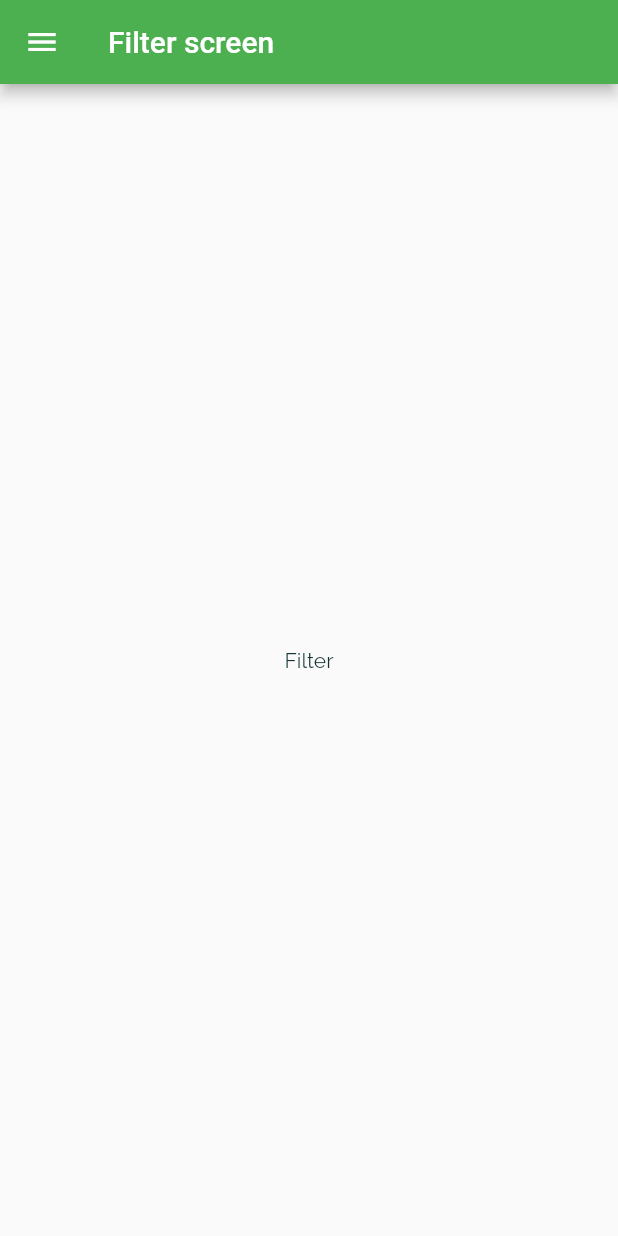
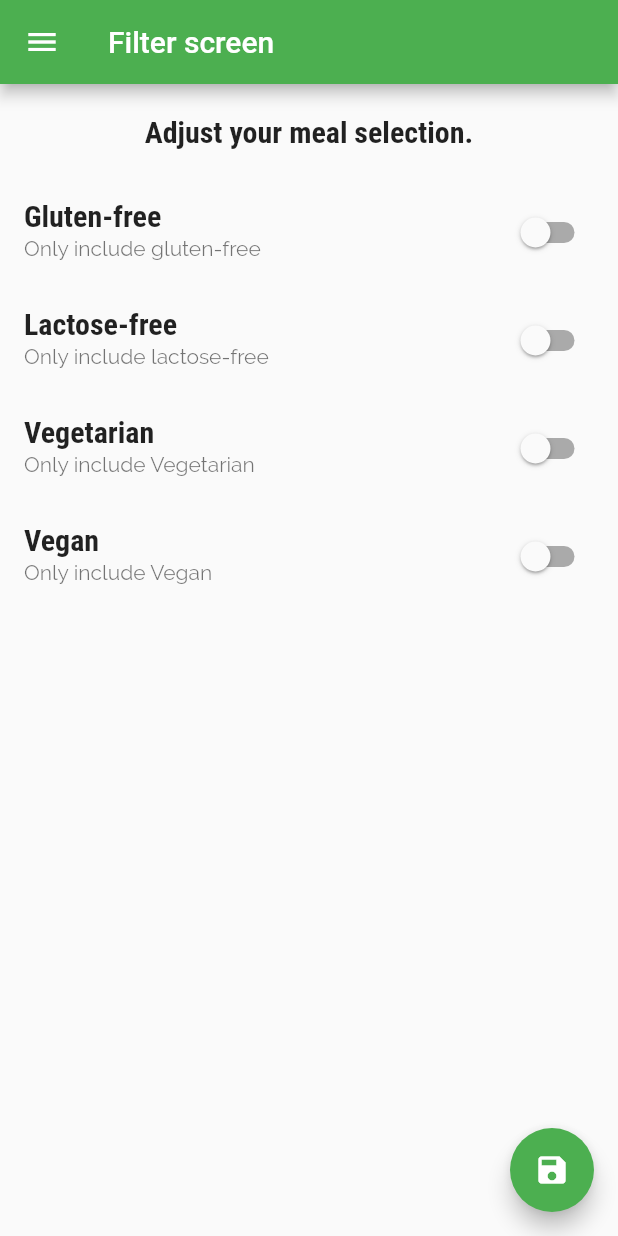
Before and after one commit to Hazrulidham28/meal_application, a Flutter app: the FilterScreen screen opened by its route, on a phone screen of 412 x 824 dp. Run offline on Flutter 3.47's test engine with Material 2 defaults, Android fonts, the phone set to English and light mode, and no system bars.

Commit message:
adding filters

```diff
--- a/lib/main.dart
+++ b/lib/main.dart
@@ -1,14 +1,55 @@
 import 'package:flutter/material.dart';
+import 'package:meal_application/dummy_data.dart';
 import 'package:meal_application/screen/categories_screen.dart';
 import 'package:meal_application/screen/category_meals_screen.dart';
 import 'package:meal_application/screen/filter_screen.dart';
 import 'package:meal_application/screen/meal_detail_screen.dart';
 import 'package:meal_application/screen/tabs_screen.dart';
+import 'models/meal.dart';
 
 void main() => runApp(MyApp());
 
-class MyApp extends StatelessWidget {
+class MyApp extends StatefulWidget {
   const MyApp({super.key});
+
+  @override
+  State<MyApp> createState() => _MyAppState();
+}
+
+class _MyAppState extends State<MyApp> {
+  Map<String, bool> _filters = {
+    'gluten': false,
+    'lactose': false,
+    'vegetarian': false,
+    'vegan': false,
+  };
+  List<Meal> _availableMeals = DUMMY_MEALS;
+  void _setFilters(Map<String, bool> filterData) {
+    setState(() {
+      //replace the filters data
+      _filters = filterData;
+
+      _availableMeals = DUMMY_MEALS.where((meal) {
+        //var result = true;
+
+        if (_filters['gluten']! && !meal.isGlutenFree) {
+          return false;
+        }
+        if (_filters['lactose']! && !meal.isLactoseFree) {
+          return false;
+        }
+        if (_filters['vegan']! && !meal.isVegan) {
+          return false;
+        }
+        if (_filters['vegetarian']! && !meal.isVegetarian) {
+          return false;
+        }
+        return true;
+
+        //return result;
+      }).toList();
+    });
+  }
 
   @override
   Widget build(BuildContext context) {
@@ -38,9 +79,12 @@ class MyApp extends StatelessWidget {
       initialRoute: '/',
       routes: {
         '/': (ctx) => TabsScreen(),
-        CategoryMealsScreen.routeName: (ctx) => CategoryMealsScreen(),
+        CategoryMealsScreen.routeName: (ctx) =>
+            CategoryMealsScreen(_availableMeals),
         MealDetailScreen.routeName: (context) => MealDetailScreen(),
-        FilterScreen.routeName: (context) => FilterScreen(),
+        //pass the function's pointer to the filterscreen class
+        FilterScreen.routeName: (context) =>
+            FilterScreen(_filters, _setFilters),
       },
 
       //any route that are not registered in named routes
--- a/lib/screen/category_meals_screen.dart
+++ b/lib/screen/category_meals_screen.dart
@@ -1,12 +1,15 @@
 // ignore_for_file: prefer_const_constructors
 
 import 'package:flutter/material.dart';
-import 'package:meal_application/dummy_data.dart';
 import 'package:meal_application/widgets/meal_item.dart';
 import '../models/meal.dart';
 
 class CategoryMealsScreen extends StatefulWidget {
   static const routeName = '/category-meals';
+
+  final List<Meal> availableMeals;
+
+  const CategoryMealsScreen(this.availableMeals);
 
   @override
   State<CategoryMealsScreen> createState() => _CategoryMealsScreenState();
@@ -17,6 +20,7 @@ class _CategoryMealsScreenState extends State<CategoryMealsScreen> {
   String? categoryTitle;
   List<Meal>? displayedMeals;
   var _loadedInitData = false;
+
   //to run this first before build method
   //run before widget has been created and no context yet
   @override
@@ -30,7 +34,7 @@ class _CategoryMealsScreenState extends State<CategoryMealsScreen> {
   //use this instead
   @override
   void didChangeDependencies() {
-    // TODO: implement didChangeDependencies
+    //TODO: implement didChangeDependencies
 
     //condition if data is not loaded
     if (!_loadedInitData) {
@@ -38,7 +42,9 @@ class _CategoryMealsScreenState extends State<CategoryMealsScreen> {
           ModalRoute.of(context)!.settings.arguments as Map<String, String>;
       categoryTitle = routeArgs['title'];
       final categoryId = routeArgs['id'];
-      displayedMeals = DUMMY_MEALS.where((meal) {
+
+      //use the data that passed throuhg main dart
+      displayedMeals = widget.availableMeals.where((meal) {
         return meal.categories.contains(categoryId);
       }).toList();
       _loadedInitData = true;
--- a/lib/screen/filter_screen.dart
+++ b/lib/screen/filter_screen.dart
@@ -1,9 +1,46 @@
 import 'package:flutter/material.dart';
 import 'package:meal_application/widgets/main_drawer.dart';
 
-class FilterScreen extends StatelessWidget {
-  const FilterScreen({super.key});
+class FilterScreen extends StatefulWidget {
+  //const FilterScreen({super.key});
   static const routeName = '/filters';
+
+  //value passed from main dart
+  final Function saveFilters;
+  final Map<String, bool> currentFilters;
+
+  const FilterScreen(this.currentFilters, this.saveFilters);
+
+  @override
+  State<FilterScreen> createState() => _FilterScreenState();
+}
+
+class _FilterScreenState extends State<FilterScreen> {
+  var _glutenFree = false;
+  var _vegetarian = false;
+  var _vegan = false;
+  var _lactoseFree = false;
+
+  @override
+  void initState() {
+    //to set the filter to intially set filters from main dart
+    _glutenFree = widget.currentFilters['gluten'] as bool;
+    _lactoseFree = widget.currentFilters['lactose'] as bool;
+    _vegetarian = widget.currentFilters['vegetarian'] as bool;
+    _vegan = widget.currentFilters['vegan'] as bool;
+
+    super.initState();
+  }
+
+  Widget _buildSwitchListTile(String title, String description,
+      var currentvalue, Function(bool) updateValue) {
+    return SwitchListTile(
+      value: currentvalue, //true or false
+      onChanged: updateValue,
+      title: Text(title),
+      subtitle: Text(description),
+    );
+  }
 
   @override
   Widget build(BuildContext context) {
@@ -11,10 +48,87 @@ class FilterScreen extends StatelessWidget {
       appBar: AppBar(
         title: const Text('Filter screen'),
       ),
-      body: const Center(
-        child: Text('Filter'),
+      body: Column(
+        children: [
+          Container(
+            padding: EdgeInsets.all(20),
+            child: Text(
+              'Adjust your meal selection.',
+              style: Theme.of(context).textTheme.titleMedium,
+            ),
+          ),
+          Expanded(
+            child: ListView(
+              children: [
+                _buildSwitchListTile(
+                  'Gluten-free',
+                  'Only include gluten-free',
+                  _glutenFree,
+                  (newValue) {
+                    setState(
+                      () {
+                        _glutenFree = newValue;
+                      },
+                    );
+                  },
+                ),
+                _buildSwitchListTile(
+                  'Lactose-free',
+                  'Only include lactose-free',
+                  _lactoseFree,
+                  (newValue) {
+                    setState(
+                      () {
+                        _lactoseFree = newValue;
+                      },
+                    );
+                  },
+                ),
+                _buildSwitchListTile(
+                  'Vegetarian',
+                  'Only include Vegetarian',
+                  _vegetarian,
+                  (newValue) {
+                    setState(
+                      () {
+                        _vegetarian = newValue;
+                      },
+                    );
+                  },
+                ),
+                _buildSwitchListTile(
+                  'Vegan',
+                  'Only include Vegan',
+                  _vegan,
+                  (newValue) {
+                    setState(
+                      () {
+                        _vegan = newValue;
+                      },
+                    );
+                  },
+                ),
+              ],
+            ),
+          )
+        ],
       ),
-      drawer: MainDrawer(),
+      floatingActionButton: FloatingActionButton(
+        onPressed: () {
+          final selectedFilters = {
+            'gluten': _glutenFree,
+            'lactose': _lactoseFree,
+            'vegetarian': _vegetarian,
+            'vegan': _vegan,
+          };
+
+          widget.saveFilters(selectedFilters);
+        },
+        child: const Icon(
+          Icons.save,
+        ),
+      ),
+      drawer: const MainDrawer(),
     );
   }
 }
```
